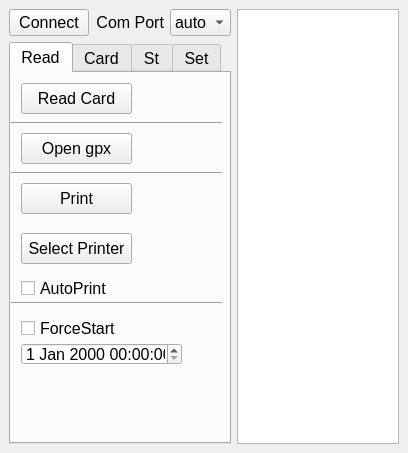
Before: the Qt Designer form design.ui in sportiduino/SportiduinoPQ, drawn with Qt 5.
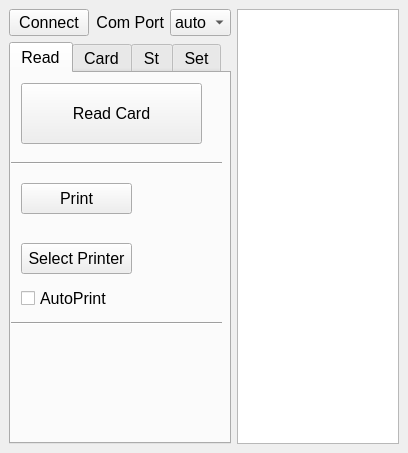
After: the same form once the commit is applied.

The edit to the form file:
```diff
--- a/design.ui
+++ b/design.ui
@@ -256,7 +256,7 @@
           <property name="geometry">
            <rect>
             <x>10</x>
-            <y>160</y>
+            <y>170</y>
             <width>111</width>
             <height>31</height>
            </rect>
@@ -270,32 +270,19 @@
            <rect>
             <x>10</x>
             <y>10</y>
-            <width>111</width>
-            <height>31</height>
+            <width>181</width>
+            <height>61</height>
            </rect>
           </property>
           <property name="text">
            <string>Read Card</string>
           </property>
          </widget>
-         <widget class="QPushButton" name="OpenGpx">
-          <property name="geometry">
-           <rect>
-            <x>10</x>
-            <y>60</y>
-            <width>111</width>
-            <height>31</height>
-           </rect>
-          </property>
-          <property name="text">
-           <string>Open gpx</string>
-          </property>
-         </widget>
          <widget class="QCheckBox" name="AutoPrint">
           <property name="geometry">
            <rect>
             <x>10</x>
-            <y>200</y>
+            <y>210</y>
             <width>121</width>
             <height>31</height>
            </rect>
@@ -308,7 +295,7 @@
           <property name="geometry">
            <rect>
             <x>10</x>
-            <y>130</y>
+            <y>140</y>
             <width>141</width>
             <height>41</height>
            </rect>
@@ -321,20 +308,7 @@
           <property name="geometry">
            <rect>
             <x>0</x>
-            <y>40</y>
-            <width>211</width>
-            <height>20</height>
-           </rect>
-          </property>
-          <property name="orientation">
-           <enum>Qt::Horizontal</enum>
-          </property>
-         </widget>
-         <widget class="Line" name="line_9">
-          <property name="geometry">
-           <rect>
-            <x>0</x>
-            <y>90</y>
+            <y>80</y>
             <width>211</width>
             <height>20</height>
            </rect>
@@ -347,36 +321,13 @@
           <property name="geometry">
            <rect>
             <x>0</x>
-            <y>220</y>
-            <width>211</width>
-            <height>20</height>
-           </rect>
-          </property>
-          <property name="orientation">
-           <enum>Qt::Horizontal</enum>
-          </property>
-         </widget>
-         <widget class="QDateTimeEdit" name="dateTimeEdit">
-          <property name="geometry">
-           <rect>
-            <x>10</x>
-            <y>270</y>
-            <width>161</width>
-            <height>22</height>
-           </rect>
-          </property>
-         </widget>
-         <widget class="QCheckBox" name="ForceStart">
-          <property name="geometry">
-           <rect>
-            <x>10</x>
             <y>240</y>
-            <width>121</width>
-            <height>31</height>
+            <width>211</width>
+            <height>20</height>
            </rect>
           </property>
-          <property name="text">
-           <string>ForceStart</string>
+          <property name="orientation">
+           <enum>Qt::Horizontal</enum>
           </property>
          </widget>
         </widget>
```
Left out of the diff: 12 changed lines with no effect on the pictures.
